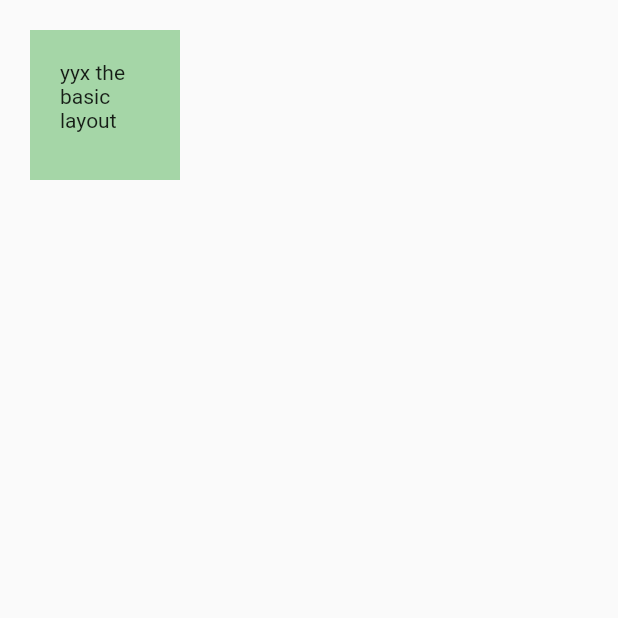
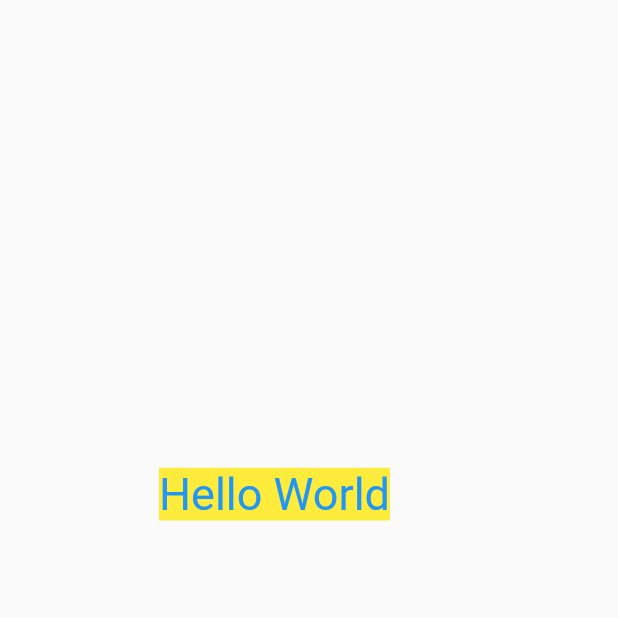
Before and after one commit to YYxDeveloper/first_flutter, a Flutter app: the screen it shows after launch, on a phone screen of 412 x 824 dp, the top half of it. Run offline on Flutter 3.47's test engine with Material 2 defaults, Android fonts, the light colour scheme and no system bars.

Commit message:
---OBJECT---Body center & sizebox

```diff
--- a/lib/main.dart
+++ b/lib/main.dart
@@ -10,22 +10,25 @@ class MyApp extends StatelessWidget {
   // This widget is the root of your application.
   @override
   Widget build(BuildContext context) {
-    return MaterialApp(
+    return const MaterialApp(
       home: Scaffold(
         // appBar: AppBar(
         //   title: const Text('Flutter Demo'),
         // ),
-        body: Container(
-          child: const Text("yyx the basic layout"),
-          margin: const EdgeInsets.all(20.0),
-          // padding: const EdgeInsets.all(00.0),
-          padding: const EdgeInsets.all(20.0),
-          color: Colors.green[200],
-          height: 100,
-          width: 100,
-
-
-        ),
+        body: Center(
+          child: SizedBox(
+            width: 200,
+            height: 200,
+            child: Text(
+              'Hello World',
+              style: TextStyle(
+                fontSize: 30,
+                color: Colors.blue,
+                backgroundColor: Colors.yellow,
+              ),
+            ),
+          ),
+        )
       ),
     );
   }
```
